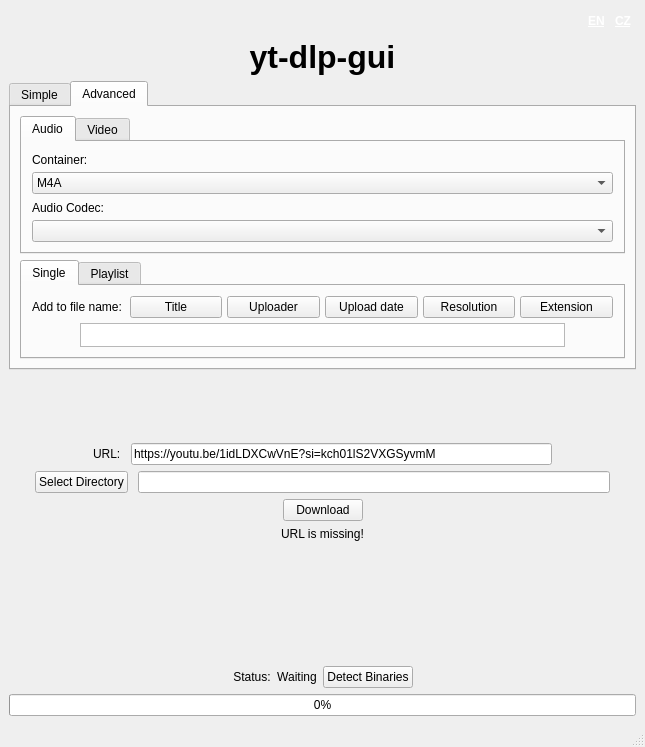
Old version of the form maingui.ui in the repository Filip-Funda/yt-dlp-gui.
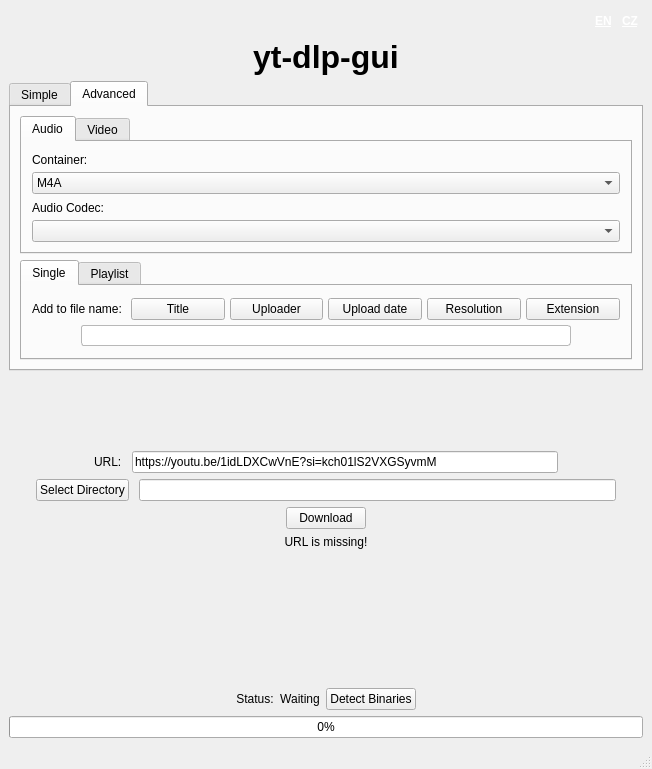
New version of the form.

```diff
--- a/maingui.ui
+++ b/maingui.ui
@@ -6,8 +6,8 @@
    <rect>
     <x>0</x>
     <y>0</y>
-    <width>645</width>
-    <height>747</height>
+    <width>652</width>
+    <height>769</height>
    </rect>
   </property>
   <property name="windowTitle">
@@ -846,6 +846,9 @@
               </item>
               <item>
                <layout class="QHBoxLayout" name="horizontalLayout_10" stretch="1,10,1">
+                <property name="spacing">
+                 <number>0</number>
+                </property>
                 <item>
                  <spacer name="horizontalSpacer_20">
                   <property name="orientation">
@@ -862,11 +865,41 @@
                 <item>
                  <widget class="QTextEdit" name="advancedFileNameInput">
                   <property name="sizePolicy">
-                   <sizepolicy hsizetype="Minimum" vsizetype="Ignored">
+                   <sizepolicy hsizetype="Minimum" vsizetype="Minimum">
                     <horstretch>0</horstretch>
                     <verstretch>0</verstretch>
                    </sizepolicy>
                   </property>
+                  <property name="maximumSize">
+                   <size>
+                    <width>16777215</width>
+                    <height>21</height>
+                   </size>
+                  </property>
+                  <property name="cursor" stdset="0">
+                   <cursorShape>IBeamCursor</cursorShape>
+                  </property>
+                  <property name="autoFillBackground">
+                   <bool>false</bool>
+                  </property>
+                  <property name="styleSheet">
+                   <string notr="true">QTextEdit {
+    background-color: palette(base);
+    color: palette(text);
+    border: 1px solid palette(mid);
+    border-radius: 3px;
+}
+
+QTextEdit:focus {
+    border: 1px solid palette(highlight);
+}</string>
+                  </property>
+                  <property name="inputMethodHints">
+                   <set>Qt::InputMethodHint::ImhNone</set>
+                  </property>
+                  <property name="frameShadow">
+                   <enum>QFrame::Shadow::Sunken</enum>
+                  </property>
                   <property name="verticalScrollBarPolicy">
                    <enum>Qt::ScrollBarPolicy::ScrollBarAlwaysOff</enum>
                   </property>
```
Left out of the diff: 2 changed lines with no effect on the pictures.
